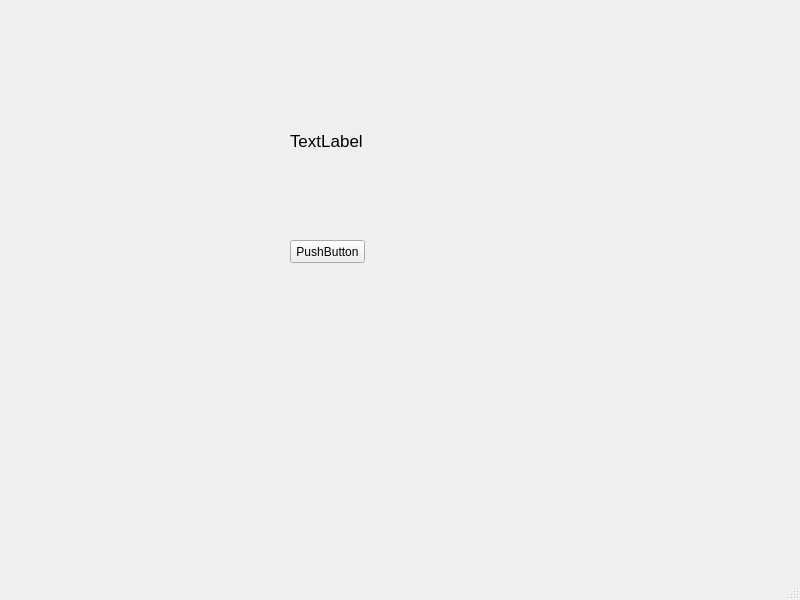
Old version of the form 多线程处理/usetimesleep.ui in the repository penpen456/pyqt5_test.
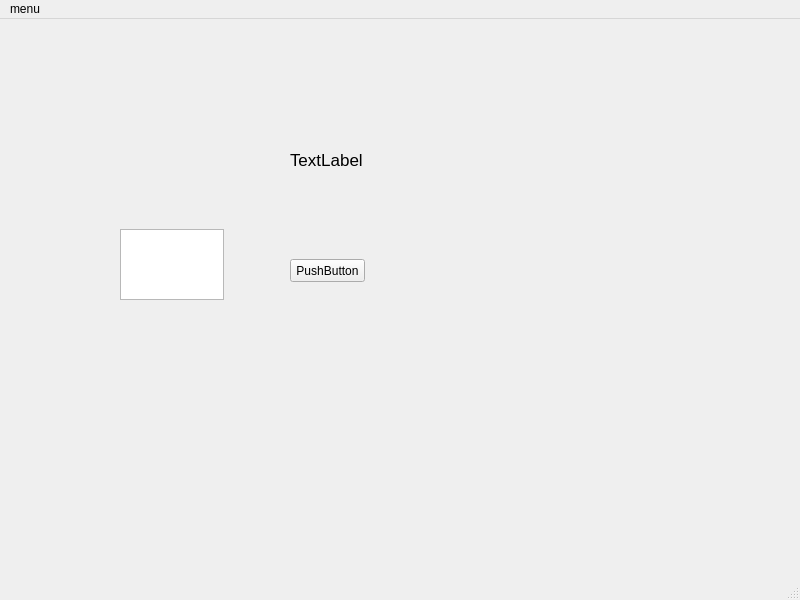
New version of the form.

Patch:
```diff
--- a/多线程处理/usetimesleep.ui
+++ b/多线程处理/usetimesleep.ui
@@ -45,6 +45,16 @@
      <string>PushButton</string>
     </property>
    </widget>
+   <widget class="QTextEdit" name="textEdit">
+    <property name="geometry">
+     <rect>
+      <x>120</x>
+      <y>210</y>
+      <width>104</width>
+      <height>71</height>
+     </rect>
+    </property>
+   </widget>
   </widget>
   <widget class="QMenuBar" name="menubar">
    <property name="geometry">
@@ -55,6 +65,13 @@
      <height>23</height>
     </rect>
    </property>
+   <widget class="QMenu" name="menumenu">
+    <property name="title">
+     <string>menu</string>
+    </property>
+    <addaction name="actionopen"/>
+   </widget>
+   <addaction name="menumenu"/>
   </widget>
   <widget class="QStatusBar" name="statusbar"/>
  </widget>
```
Left out of the diff: 5 changed lines with no effect on the pictures.
